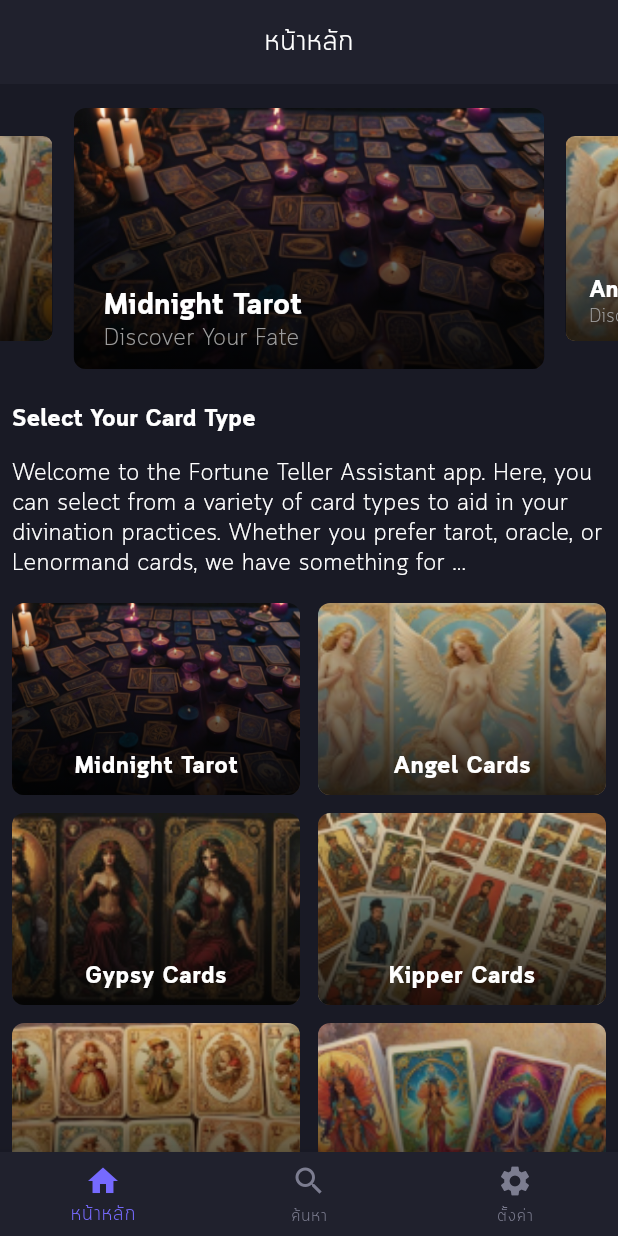
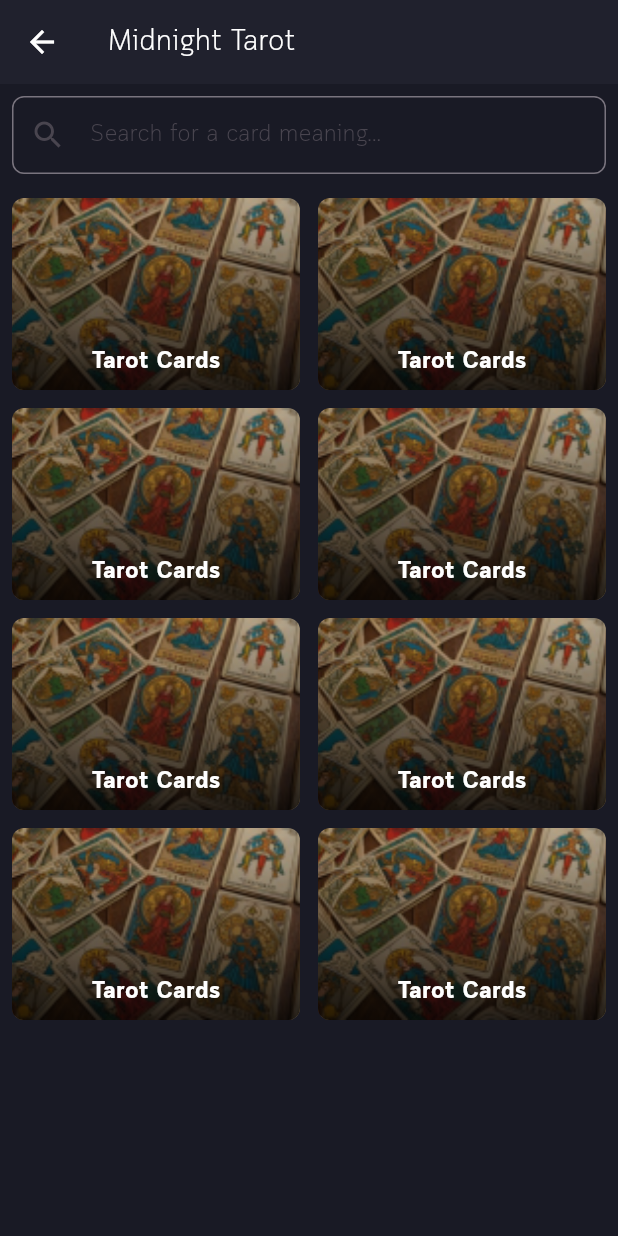
Before and after one commit to nopparatma/flutter_seer, a Flutter app: the screen it shows after launch, after a tap on "Midnight Tarot", on a phone screen of 412 x 824 dp. Run offline on Flutter 3.47's test engine with Material 3 defaults, Android fonts, the phone set to English and light mode, and no system bars; drawn by our look-alikes of carousel_slider; our stand-ins replace get, logger; network calls fail.

Commit message:
add page

```diff
--- a/lib/app/app.dart
+++ b/lib/app/app.dart
@@ -1,4 +1,5 @@
 import 'package:flutter/material.dart';
+import 'package:flutter_seer/app/app_router.dart';
 import 'package:flutter_seer/models/view/menu_item.dart';
 import 'package:flutter_seer/pages/home_page.dart';
 import 'package:flutter_seer/pages/search_page.dart';
@@ -25,8 +26,10 @@ class MainApplication extends StatelessWidget {
         appBarTheme: const AppBarTheme(
           backgroundColor: colorPurple800,
           surfaceTintColor: colorPurple800,
+          foregroundColor: Colors.white,
         ),
       ),
+      getPages: AppRouter.routes,
       home: const MainPage(),
     );
   }
@@ -70,6 +73,7 @@ class _MainPageState extends State<MainPage> {
   @override
   Widget build(BuildContext context) {
     return CommonLayout(
+      isShowBottomNavigationBar: true,
       onTapChangePage: _onTapChangePage,
       currentSelectPage: _currentSelectPage,
       scrollController: _scrollController,
--- /dev/null
+++ b/lib/app/app_logger.dart
@@ -0,0 +1,22 @@
+import 'package:logger/logger.dart';
+
+class AppLogger extends Logger {
+  static AppLogger? _instance;
+
+  factory AppLogger() {
+    _instance ??= AppLogger._internal();
+    return _instance!;
+  }
+
+  AppLogger._internal()
+      : super(
+          printer: PrettyPrinter(
+            printEmojis: false,
+            methodCount: 0,
+          ),
+        );
+
+  static AppLogger get instance {
+    return _instance!;
+  }
+}
--- /dev/null
+++ b/lib/app/app_router.dart
@@ -0,0 +1,47 @@
+import 'package:flutter_seer/pages/card_detail_page.dart';
+import 'package:flutter_seer/pages/card_list_page.dart';
+import 'package:flutter_seer/pages/splash_page.dart';
+import 'package:get/get.dart';
+import 'package:logger/logger.dart';
+
+import 'app_logger.dart';
+
+class RoutePath {
+  static const String index = '/';
+  static const String splash = '/splash';
+  static const String home = '/home';
+  static const String search = '/search';
+  static const String cardList = '/card_list';
+  static const String cardDetail = '/card_detail';
+}
+
+class AppRouter {
+  static AppLogger logger = AppLogger();
+
+  static Map<String, dynamic> _getArguments() {
+    logger.d(Get.arguments);
+    return Get.arguments ?? {};
+  }
+
+  static final routes = [
+    GetPage(
+      name: RoutePath.splash,
+      page: () {
+        return const SplashPage();
+      },
+    ),
+    GetPage(
+      name: RoutePath.cardList,
+      page: () {
+        final args = _getArguments();
+        return CardListPage(titleCardType: args['titleCardType']);
+      },
+    ), GetPage(
+      name: RoutePath.cardDetail,
+      page: () {
+        final args = _getArguments();
+        return CardDetailPage(titleCardDetail: args['titleCardDetail']);
+      },
+    ),
+  ];
+}
--- /dev/null
+++ b/lib/core/constant/constant.dart
@@ -0,0 +1,4 @@
+class CardHierarchy {
+  static const String type = "TYPE";
+  static const String detail = "DETAIL";
+}
--- a/lib/models/view/card_type_item.dart
+++ b/lib/models/view/card_type_item.dart
@@ -1,9 +1,9 @@
-class CardTypeItem {
+class CardItem {
   String label;
   String desc;
   String imagePath;
 
-  CardTypeItem({
+  CardItem({
     required this.label,
     required this.desc,
     required this.imagePath,
--- /dev/null
+++ b/lib/pages/card_detail_page.dart
@@ -0,0 +1,24 @@
+import 'package:flutter/material.dart';
+import 'package:flutter_seer/widgets/common_layout.dart';
+
+class CardDetailPage extends StatefulWidget {
+  final String titleCardDetail;
+
+  const CardDetailPage({super.key, required this.titleCardDetail});
+
+  @override
+  createState() => _CardDetailPageState();
+}
+
+class _CardDetailPageState extends State<CardDetailPage> {
+  final ScrollController _scrollController = ScrollController();
+
+  @override
+  Widget build(BuildContext context) {
+    return CommonLayout(
+      scrollController: _scrollController,
+      title: widget.titleCardDetail,
+      body: Container(),
+    );
+  }
+}
--- /dev/null
+++ b/lib/pages/card_list_page.dart
@@ -0,0 +1,111 @@
+import 'package:flutter/material.dart';
+import 'package:flutter_seer/app/app_router.dart';
+import 'package:flutter_seer/models/view/card_type_item.dart';
+import 'package:flutter_seer/shared/colors.dart';
+import 'package:flutter_seer/shared/custom_text_theme.dart';
+import 'package:flutter_seer/widgets/common_layout.dart';
+import 'package:flutter_seer/widgets/grid_card.dart';
+import 'package:get/get.dart';
+
+class CardListPage extends StatefulWidget {
+  final String titleCardType;
+
+  const CardListPage({super.key, required this.titleCardType});
+
+  @override
+  createState() => _CardListPageState();
+}
+
+class _CardListPageState extends State<CardListPage> {
+  final ScrollController _scrollController = ScrollController();
+
+  // List of images to display in the carousel
+  final List<CardItem> cardTypes = [
+    CardItem(label: 'Tarot Cards', desc: 'Discover Your Fate', imagePath: 'assets/images/tarot_cards.png'),
+    CardItem(label: 'Tarot Cards', desc: 'Discover Your Fate', imagePath: 'assets/images/tarot_cards.png'),
+    CardItem(label: 'Tarot Cards', desc: 'Discover Your Fate', imagePath: 'assets/images/tarot_cards.png'),
+    CardItem(label: 'Tarot Cards', desc: 'Discover Your Fate', imagePath: 'assets/images/tarot_cards.png'),
+    CardItem(label: 'Tarot Cards', desc: 'Discover Your Fate', imagePath: 'assets/images/tarot_cards.png'),
+    CardItem(label: 'Tarot Cards', desc: 'Discover Your Fate', imagePath: 'assets/images/tarot_cards.png'),
+    CardItem(label: 'Tarot Cards', desc: 'Discover Your Fate', imagePath: 'assets/images/tarot_cards.png'),
+    CardItem(label: 'Tarot Cards', desc: 'Discover Your Fate', imagePath: 'assets/images/tarot_cards.png'),
+  ];
+
+  void onTapCardItem(CardItem item) {
+    Get.toNamed(
+      RoutePath.cardDetail,
+      arguments: {'titleCardDetail': item.label},
+    );
+  }
+
+  @override
+  Widget build(BuildContext context) {
+    return CommonLayout(
+      scrollController: _scrollController,
+      title: widget.titleCardType,
+      body: SingleChildScrollView(
+        controller: _scrollController,
+        child: Padding(
+          padding: const EdgeInsets.all(8.0),
+          child: Column(
+            children: [
+              TextField(
+                // controller: _controller,
+                style: Theme.of(context).textTheme.normal,
+                decoration: InputDecoration(
+                  prefixIcon: const Icon(Icons.search),
+                  hintText: 'Search for a card meaning...',
+                  border: OutlineInputBorder(
+                    borderRadius: BorderRadius.circular(8.0),
+                  ),
+                ),
+                onChanged: (value) => {},
+              ),
+              const SizedBox(height: 16),
+              GridCard(
+                listCards: cardTypes,
+                onTapItem: (item) => onTapCardItem(item),
+              )
+            ],
+          ),
+        ),
+      ),
+    );
+
+    // return Scaffold(
+    //   backgroundColor: colorPurple900,
+    //   appBar: AppBar(
+    //     title: Text(
+    //       widget.titleCardType,
+    //       style: Theme.of(context).textTheme.large,
+    //     ),
+    //   ),
+    //   body: Padding(
+    //     padding: const EdgeInsets.all(8.0),
+    //     child: Column(
+    //       children: [
+    //         TextField(
+    //           // controller: _controller,
+    //           style: Theme.of(context).textTheme.normal,
+    //           decoration: InputDecoration(
+    //             prefixIcon: const Icon(Icons.search),
+    //             hintText: 'Search for a card meaning...',
+    //             border: OutlineInputBorder(
+    //               borderRadius: BorderRadius.circular(8.0),
+    //             ),
+    //           ),
+    //           onChanged: (value) => {},
+    //         ),
+    //         const SizedBox(height: 8),
+    //         Expanded(
+    //           child: GridCard(
+    //             listCards: cardTypes,
+    //             onTapItem: (item) => onTapCardItem(item),
+    //           ),
+    //         )
+    //       ],
+    //     ),
+    //   ),
+    // );
+  }
+}
--- a/lib/pages/home_page.dart
+++ b/lib/pages/home_page.dart
@@ -1,7 +1,10 @@
 import 'package:carousel_slider/carousel_slider.dart';
 import 'package:flutter/material.dart';
+import 'package:flutter_seer/app/app_router.dart';
 import 'package:flutter_seer/models/view/card_type_item.dart';
 import 'package:flutter_seer/shared/custom_text_theme.dart';
+import 'package:flutter_seer/widgets/grid_card.dart';
+import 'package:get/get.dart';
 
 class HomePage extends StatefulWidget {
   final ScrollController scrollController;
@@ -15,20 +18,26 @@ class HomePage extends StatefulWidget {
 
 class _HomePageState extends State<HomePage> {
   // List of images to display in the carousel
-  final List<CardTypeItem> cardTypes = [
-    CardTypeItem(label: 'Midnight Tarot', desc: 'Discover Your Fate', imagePath: 'assets/images/midnight_tarot.png'),
-    CardTypeItem(label: 'Angel Cards', desc: 'Discover Your Fate', imagePath: 'assets/images/angel_cards.png'),
-    CardTypeItem(label: 'Gypsy Cards', desc: 'Discover Your Fate', imagePath: 'assets/images/gypsy_cards.png'),
-    CardTypeItem(label: 'Kipper Cards', desc: 'Discover Your Fate', imagePath: 'assets/images/kipper_cards.png'),
-    CardTypeItem(label: 'Lenormand Cards', desc: 'Discover Your Fate', imagePath: 'assets/images/lenormand_cards.png'),
-    CardTypeItem(label: 'Oracle Cards', desc: 'Discover Your Fate', imagePath: 'assets/images/oracle_cards.png'),
-    CardTypeItem(label: 'Tarot Cards', desc: 'Discover Your Fate', imagePath: 'assets/images/tarot_cards.png'),
+  final List<CardItem> cardTypes = [
+    CardItem(label: 'Midnight Tarot', desc: 'Discover Your Fate', imagePath: 'assets/images/midnight_tarot.png'),
+    CardItem(label: 'Angel Cards', desc: 'Discover Your Fate', imagePath: 'assets/images/angel_cards.png'),
+    CardItem(label: 'Gypsy Cards', desc: 'Discover Your Fate', imagePath: 'assets/images/gypsy_cards.png'),
+    CardItem(label: 'Kipper Cards', desc: 'Discover Your Fate', imagePath: 'assets/images/kipper_cards.png'),
+    CardItem(label: 'Lenormand Cards', desc: 'Discover Your Fate', imagePath: 'assets/images/lenormand_cards.png'),
+    CardItem(label: 'Oracle Cards', desc: 'Discover Your Fate', imagePath: 'assets/images/oracle_cards.png'),
+    CardItem(label: 'Tarot Cards', desc: 'Discover Your Fate', imagePath: 'assets/images/tarot_cards.png'),
   ];
 
   @override
   void initState() {
     super.initState();
-    debugPrint("HomePage");
+  }
+
+  void onTapCardTypeItem(CardItem item) {
+    Get.toNamed(
+      RoutePath.cardList,
+      arguments: {'titleCardType': item.label},
+    );
   }
 
   @override
@@ -48,7 +57,7 @@ class _HomePageState extends State<HomePage> {
             // height: 300,
           ),
           itemBuilder: (context, index, realIdx) {
-            CardTypeItem cardTypeItem = cardTypes[index];
+            CardItem cardTypeItem = cardTypes[index];
 
             return Padding(
               padding: const EdgeInsets.symmetric(horizontal: 8, vertical: 16),
@@ -81,7 +90,10 @@ class _HomePageState extends State<HomePage> {
                               cardTypeItem.label,
                               style: Theme.of(context).textTheme.large?.copyWith(fontWeight: FontWeight.bold),
                             ),
-                            Text(cardTypeItem.desc, style: Theme.of(context).textTheme.normal?.copyWith(color: Colors.grey))
+                            Text(
+                              cardTypeItem.desc,
+                              style: Theme.of(context).textTheme.normal?.copyWith(color: Colors.grey),
+                            )
                           ],
                         ),
                       ),
@@ -125,55 +137,9 @@ class _HomePageState extends State<HomePage> {
   }
 
   Widget _buildCardTypeItemGrid() {
-    return GridView.builder(
-      physics: const NeverScrollableScrollPhysics(),
-      shrinkWrap: true,
-      gridDelegate: const SliverGridDelegateWithFixedCrossAxisCount(
-        crossAxisCount: 2,
-        childAspectRatio: 1.5,
-        crossAxisSpacing: 12.0,
-        mainAxisSpacing: 12.0,
-      ),
-      itemCount: cardTypes.length,
-      itemBuilder: (context, index) {
-        CardTypeItem cardTypeItem = cardTypes[index];
-        return GestureDetector(
-          onTap: () {
-            // Handle tap event here if needed
-          },
-          child: Container(
-            decoration: BoxDecoration(
-              borderRadius: const BorderRadius.all(Radius.circular(8.0)),
-              image: DecorationImage(
-                image: AssetImage(cardTypeItem.imagePath),
-                fit: BoxFit.cover,
-              ),
-            ),
-            child: Container(
-              decoration: const BoxDecoration(
-                borderRadius: BorderRadius.all(Radius.circular(8.0)),
-                gradient: LinearGradient(
-                  colors: [Color.fromARGB(200, 0, 0, 0), Color.fromARGB(0, 0, 0, 0)],
-                  begin: Alignment.bottomCenter,
-                  end: Alignment.topCenter,
-                ),
-              ),
-              alignment: Alignment.bottomCenter,
-              child: Padding(
-                padding: const EdgeInsets.all(8.0),
-                child: Text(
-                  cardTypeItem.label,
-                  style: const TextStyle(
-                    color: Colors.white,
-                    fontSize: 16.0,
-                    fontWeight: FontWeight.bold,
-                  ),
-                ),
-              ),
-            ),
-          ),
-        );
-      },
+    return GridCard(
+      listCards: cardTypes,
+      onTapItem: (item) => onTapCardTypeItem(item),
     );
   }
 }
--- /dev/null
+++ b/lib/pages/splash_page.dart
@@ -0,0 +1,15 @@
+import 'package:flutter/material.dart';
+
+class SplashPage extends StatefulWidget {
+  const SplashPage({super.key});
+
+  @override
+  createState() => _SplashPageState();
+}
+
+class _SplashPageState extends State<SplashPage> {
+  @override
+  Widget build(BuildContext context) {
+    return Container();
+  }
+}
--- a/lib/widgets/common_layout.dart
+++ b/lib/widgets/common_layout.dart
@@ -5,18 +5,24 @@ import 'package:flutter_seer/shared/colors.dart';
 import 'package:flutter_seer/shared/custom_text_theme.dart';
 
 class CommonLayout extends StatefulWidget {
-  final Function(int) onTapChangePage;
+  final ScrollController scrollController;
+  final Function(int)? onTapChangePage;
   final int currentSelectPage;
-  final ScrollController scrollController;
   final List<MenuItem> menus;
+  final bool isShowBottomNavigationBar;
+  final String? title;
+  final Widget? body;
 
   const CommonLayout({
     super.key,
-    required this.onTapChangePage,
-    required this.currentSelectPage,
     required this.scrollController,
-    required this.menus,
-  });
+    this.onTapChangePage,
+    this.currentSelectPage = 0,
+    List<MenuItem>? menus,
+    this.isShowBottomNavigationBar = false,
+    this.title,
+    this.body,
+  }) : menus = menus ?? const [];
 
   @override
   // ignore: library_private_types_in_public_api
@@ -74,18 +80,19 @@ class _CommonLayoutState extends State<CommonLayout> {
         child: AnimatedContainer(
           duration: const Duration(milliseconds: 200),
           height: appBarHeight,
-          child: AppBar(
-            title: Center(
-              child: Text(
-                _isBottomNavVisible ? widget.menus[widget.currentSelectPage].label : "",
+          child: _isBottomNavVisible
+              ? AppBar(
+                  title: Text(
+                    _overrideTextAppBar(),
                     style: Theme.of(context).textTheme.large,
                   ),
+                )
+              : null,
         ),
       ),
-        ),
-      ),
-      body: widget.menus[widget.currentSelectPage].body,
-      bottomNavigationBar: AnimatedContainer(
+      body: _overrideBody(),
+      bottomNavigationBar: widget.isShowBottomNavigationBar
+          ? AnimatedContainer(
               duration: const Duration(milliseconds: 200),
               height: bottomNavHeight,
               child: Wrap(
@@ -100,7 +107,24 @@ class _CommonLayoutState extends State<CommonLayout> {
                   )
                 ],
               ),
-      ),
+            )
+          : null,
     );
   }
+
+  String _overrideTextAppBar() {
+    if (widget.title != null) {
+      return widget.title ?? '';
     }
+
+    return widget.menus[widget.currentSelectPage].label;
+  }
+
+  Widget _overrideBody() {
+    if (widget.body != null) {
+      return widget.body ?? Container();
+    }
+
+    return widget.menus[widget.currentSelectPage].body;
+  }
+}
--- /dev/null
+++ b/lib/widgets/grid_card.dart
@@ -0,0 +1,69 @@
+import 'package:flutter/material.dart';
+import 'package:flutter_seer/models/view/card_type_item.dart';
+
+class GridCard extends StatelessWidget {
+  final List<CardItem> listCards;
+  final Function(CardItem) onTapItem;
+
+  const GridCard({
+    super.key,
+    required this.listCards,
+    required this.onTapItem,
+  });
+
+  @override
+  Widget build(BuildContext context) {
+    return Column(
+      children: [
+        GridView.builder(
+          physics: const NeverScrollableScrollPhysics(),
+          shrinkWrap: true,
+          gridDelegate: const SliverGridDelegateWithFixedCrossAxisCount(
+            crossAxisCount: 2,
+            childAspectRatio: 1.5,
+            crossAxisSpacing: 12.0,
+            mainAxisSpacing: 12.0,
+          ),
+          itemCount: listCards.length,
+          itemBuilder: (context, index) {
+            CardItem item = listCards[index];
+            return GestureDetector(
+              onTap: () => onTapItem(item),
+              child: Container(
+                decoration: BoxDecoration(
+                  borderRadius: const BorderRadius.all(Radius.circular(8.0)),
+                  image: DecorationImage(
+                    image: AssetImage(item.imagePath),
+                    fit: BoxFit.cover,
+                  ),
+                ),
+                child: Container(
+                  decoration: const BoxDecoration(
+                    borderRadius: BorderRadius.all(Radius.circular(8.0)),
+                    gradient: LinearGradient(
+                      colors: [Color.fromARGB(200, 0, 0, 0), Color.fromARGB(0, 0, 0, 0)],
+                      begin: Alignment.bottomCenter,
+                      end: Alignment.topCenter,
+                    ),
+                  ),
+                  alignment: Alignment.bottomCenter,
+                  child: Padding(
+                    padding: const EdgeInsets.all(8.0),
+                    child: Text(
+                      item.label,
+                      style: const TextStyle(
+                        color: Colors.white,
+                        fontSize: 16.0,
+                        fontWeight: FontWeight.bold,
+                      ),
+                    ),
+                  ),
+                ),
+              ),
+            );
+          },
+        ),
+      ],
+    );
+  }
+}
--- a/pubspec.yaml
+++ b/pubspec.yaml
@@ -15,6 +15,7 @@ dependencies:
   cupertino_icons: ^1.0.8
   get: ^4.6.6
   carousel_slider: ^5.0.0
+  logger: ^2.4.0
 
 dev_dependencies:
   flutter_test:
```
Lines whose indentation alone changed are shown as unchanged.
